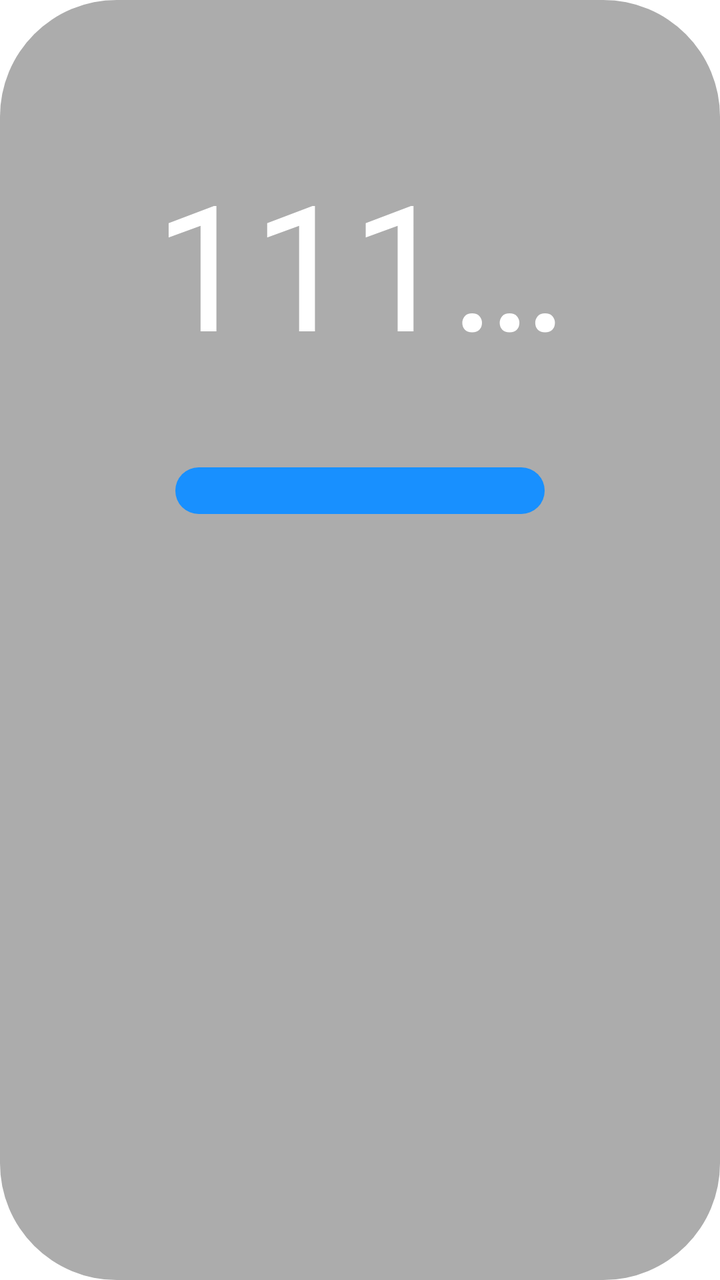
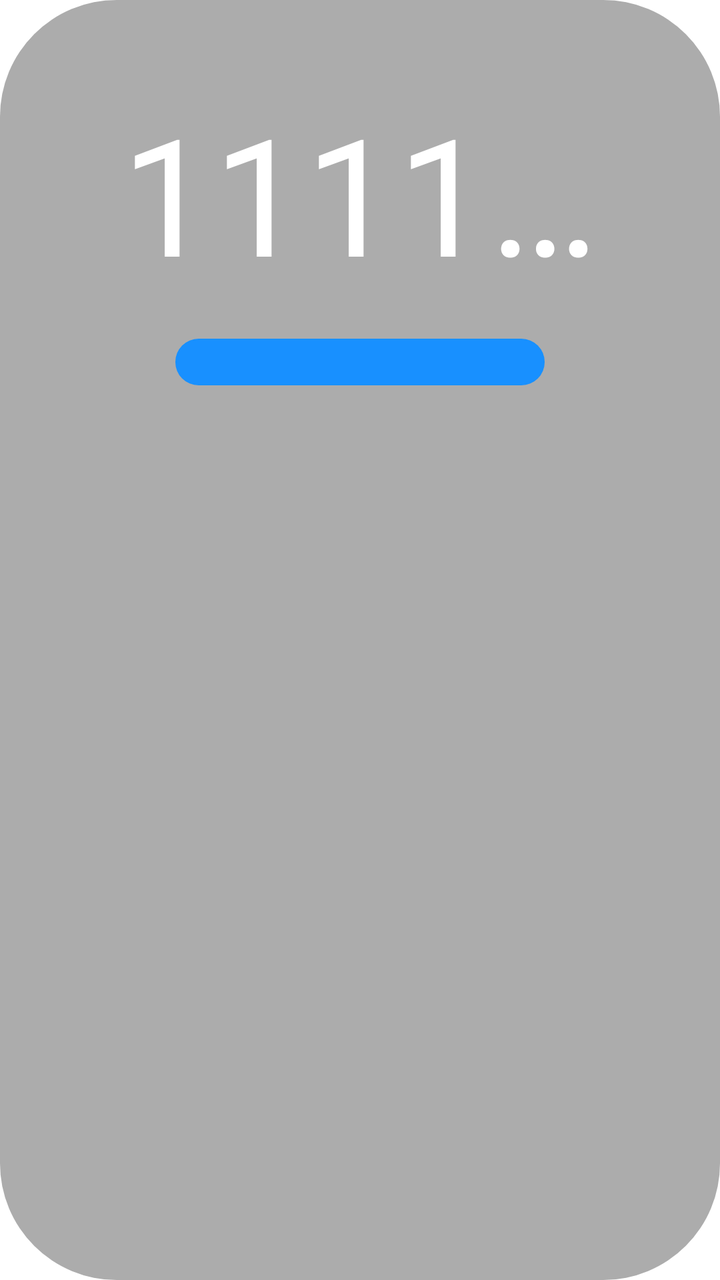

Compare the two renders of this Android layout. The source of the first and the diff that turns it into the second are given below.
<!-- AndroidManifest.xml: application theme AppTheme.NoActionBar -->
<!-- res/layout/item_series_flag.xml -->
<?xml version="1.0" encoding="utf-8"?>
<LinearLayout xmlns:android="http://schemas.android.com/apk/res/android"
    android:layout_width="wrap_content"
    android:layout_height="match_parent"
    android:layout_marginRight="@dimen/vs_10"
    android:background="@drawable/shape_source_flag_focus"
    android:clickable="true"
    android:focusable="true"
    android:orientation="vertical"
    android:paddingLeft="@dimen/vs_10"
    android:paddingTop="@dimen/vs_5"
    android:paddingRight="@dimen/vs_10"
    android:paddingBottom="@dimen/vs_1">

    <TextView
        android:id="@+id/tvSeriesFlag"
        android:layout_width="wrap_content"
        android:layout_height="@dimen/vs_35"
        android:ellipsize="end"
        android:gravity="center"
        android:singleLine="true"
        android:text="11111111111"
        android:textColor="@android:color/white"
        android:textSize="@dimen/ts_22" />

    <View
        android:id="@+id/tvSeriesFlagSelect"
        android:layout_width="match_parent"
        android:layout_height="@dimen/vs_4"
        android:layout_marginLeft="@dimen/vs_5"
        android:layout_marginRight="@dimen/vs_5"
        android:background="@drawable/shape_source_flag_line" />
</LinearLayout>
<!-- resources referenced by this layout -->
<resources>
  <dimen name="ts_22">15mm</dimen>
  <dimen name="vs_1">1mm</dimen>
  <dimen name="vs_10">10mm</dimen>
  <dimen name="vs_35">35mm</dimen>
  <dimen name="vs_4">4mm</dimen>
  <dimen name="vs_5">5mm</dimen>
  <!-- drawable shape_source_flag_focus (drawable) -->
  <?xml version="1.0" encoding="utf-8"?>
  <selector xmlns:android="http://schemas.android.com/apk/res/android">
      <item android:state_focused="true">
          <shape>
              <corners android:radius="10mm" />
              <stroke android:width="2mm" android:color="@color/color_FFFFFF" />
              <solid android:color="@color/color_6C3D3D3D" />
          </shape>
      </item>
      <item android:state_focused="false">
          <shape>
              <corners android:radius="10mm" />
              <solid android:color="@color/color_6C3D3D3D" />
          </shape>
      </item>
  </selector>
  <!-- drawable shape_source_flag_line (drawable) -->
  <?xml version="1.0" encoding="utf-8"?>
  <shape xmlns:android="http://schemas.android.com/apk/res/android">
      <size
          android:width="40mm"
          android:height="4mm" />
      <corners android:radius="2mm" />
      <solid android:color="@color/color_1890FF"/>
  </shape>
  <style name="AppTheme.NoActionBar" parent="AppTheme">
          <item name="android:windowActionBar">false</item>
          <item name="android:windowNoTitle">true</item>
          <item name="windowActionBar">false</item>
          <item name="android:windowFullscreen">true</item>//全屏即无通知栏
          <item name="android:windowContentOverlay">@null</item>//是否有遮盖
          <item name="windowNoTitle">true</item>
          <item name="android:keepScreenOn">true</item>
          
          <item name="android:windowBackground">@android:color/transparent</item>
      </style>
  <color name="color_FFFFFF">#ffffffff</color>
  <color name="color_6C3D3D3D">#6c3d3d3d</color>
  <color name="color_1890FF">#1890FF</color>
  <style name="AppTheme" parent="Theme.AppCompat.Light.DarkActionBar">
          
          <item name="colorPrimary">@color/color_6200EE</item>
          <item name="colorPrimaryDark">@color/color_3700B3</item>
          <item name="colorAccent">@color/color_03DAC5</item>
      </style>
  <color name="color_6200EE">#6200EE</color>
  <color name="color_3700B3">#3700B3</color>
  <color name="color_03DAC5">#03DAC5</color>
</resources>

<!-- the commit's change to res/layout/item_series_flag.xml (unified diff, before → after) -->
@@ -8,20 +8,20 @@
     android:focusable="true"
     android:orientation="vertical"
     android:paddingLeft="@dimen/vs_10"
-    android:paddingTop="@dimen/vs_5"
+    android:paddingTop="@dimen/vs_4"
     android:paddingRight="@dimen/vs_10"
     android:paddingBottom="@dimen/vs_1">
 
     <TextView
         android:id="@+id/tvSeriesFlag"
         android:layout_width="wrap_content"
-        android:layout_height="@dimen/vs_35"
+        android:layout_height="@dimen/vs_25"
         android:ellipsize="end"
         android:gravity="center"
         android:singleLine="true"
         android:text="11111111111"
         android:textColor="@android:color/white"
-        android:textSize="@dimen/ts_22" />
+        android:textSize="@dimen/ts_20" />
 
     <View
         android:id="@+id/tvSeriesFlagSelect"
<!-- resource entries referenced after the edit -->
@@ -1,9 +1,9 @@
 <!-- resources referenced by this layout -->
 <resources>
-  <dimen name="ts_22">15mm</dimen>
+  <dimen name="ts_20">14mm</dimen>
   <dimen name="vs_1">1mm</dimen>
   <dimen name="vs_10">10mm</dimen>
-  <dimen name="vs_35">35mm</dimen>
+  <dimen name="vs_25">25mm</dimen>
   <dimen name="vs_4">4mm</dimen>
   <dimen name="vs_5">5mm</dimen>
   <!-- drawable shape_source_flag_focus (drawable) -->
